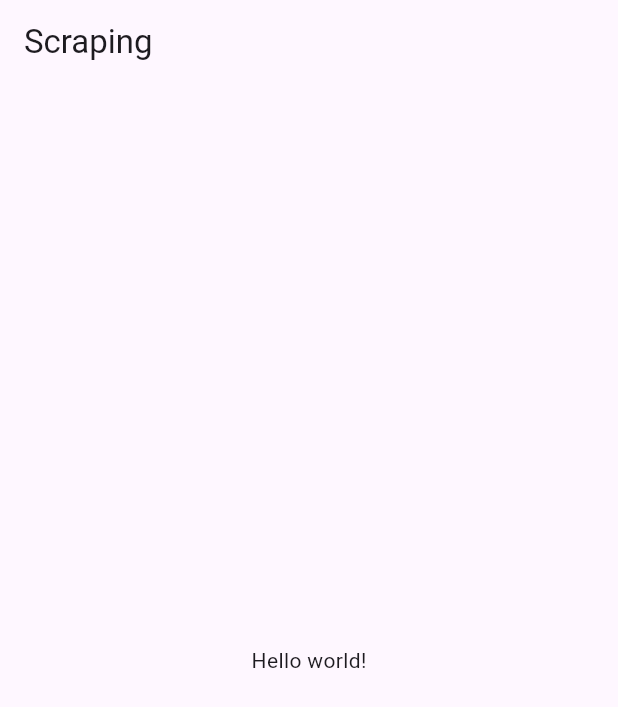
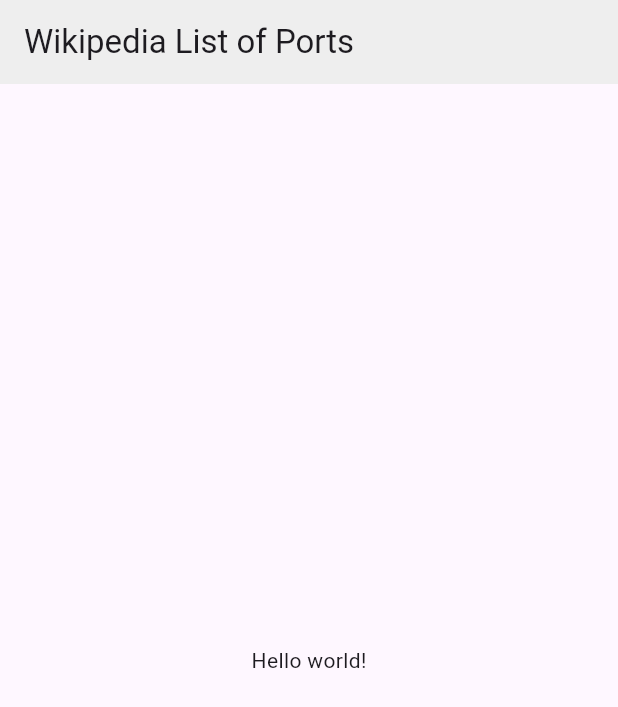
Before and after one commit to Franco904/scraping_app, a Flutter app: the screen it shows after launch, on a phone screen of 412 x 824 dp. Shown: the top 707 px of the screen. Run offline on Flutter 3.47's test engine with Material 3 defaults, Android fonts, the phone set to English and light mode, and no system bars; our stand-ins replace get.

```diff
--- /dev/null
+++ b/lib/di/di.dart
@@ -0,0 +1 @@
+export 'global_dependencies.dart';
--- /dev/null
+++ b/lib/di/global_dependencies.dart
@@ -0,0 +1,11 @@
+import 'package:get/get.dart';
+import 'package:http/http.dart';
+import 'package:scraping_app/infra/http_client_service.dart';
+
+class GlobalDependencies extends Bindings {
+  @override
+  void dependencies() {
+    // Infra services
+    Get.put(HttpClientService(client: Client()));
+  }
+}
--- /dev/null
+++ b/lib/infra/http_client_service.dart
@@ -0,0 +1,16 @@
+import 'package:http/http.dart';
+
+class HttpClientService {
+  final Client client;
+
+  HttpClientService({required this.client});
+
+  Future<String> request({
+    required String url,
+    required String method,
+  }) async {
+    final response = await client.get(Uri.parse(url));
+
+    return response.toString();
+  }
+}
--- a/lib/main.dart
+++ b/lib/main.dart
@@ -1,5 +1,8 @@
 import 'package:flutter/material.dart';
+import 'package:get/get.dart';
+import 'package:scraping_app/di/global_dependencies.dart';
 
+import 'routes/routes.dart';
 import 'wikipedia_ports/wikipedia_ports.dart';
 
 void main() {
@@ -11,10 +14,12 @@ class ScrapingApp extends StatelessWidget {
 
   @override
   Widget build(BuildContext context) {
-    return MaterialApp(
+    return GetMaterialApp(
       title: 'Scraping App',
       theme: ThemeData(primarySwatch: Colors.blue),
-      home: const WikipediaPortsPage(),
+      initialRoute: WikipediaPortsPage.route,
+      initialBinding: GlobalDependencies(),
+      getPages: getAppPages(),
       debugShowCheckedModeBanner: false,
     );
   }
--- /dev/null
+++ b/lib/routes/app_pages.dart
@@ -0,0 +1,10 @@
+import 'package:get/get.dart';
+import 'package:scraping_app/wikipedia_ports/wikipedia_ports.dart';
+
+List<GetPage> getAppPages() => [
+      GetPage(
+        name: WikipediaPortsPage.route,
+        page: () => const WikipediaPortsPage(),
+        binding: BindingsBuilder(() => Get.lazyPut(() => WikipediaPortsController(), fenix: true)),
+      )
+    ];
--- /dev/null
+++ b/lib/routes/routes.dart
@@ -0,0 +1 @@
+export 'app_pages.dart';
--- a/lib/wikipedia_ports/wikipedia_ports_controller.dart
+++ b/lib/wikipedia_ports/wikipedia_ports_controller.dart
@@ -1,6 +1,9 @@
 import 'package:get/get.dart';
+import 'package:scraping_app/infra/http_client_service.dart';
 
 class WikipediaPortsController extends GetxController {
+  final HttpClientService httpClientService = Get.find();
+
   final RxString _greetingText = RxString('Hello world!');
   String get greetingText => _greetingText.value;
 }
--- a/lib/wikipedia_ports/wikipedia_ports_page.dart
+++ b/lib/wikipedia_ports/wikipedia_ports_page.dart
@@ -4,12 +4,17 @@ import 'package:get/get.dart';
 import 'wikipedia_ports.dart';
 
 class WikipediaPortsPage extends GetView<WikipediaPortsController> {
+  static const String route = '/wikipedia_ports';
+
   const WikipediaPortsPage({super.key});
 
   @override
   Widget build(BuildContext context) {
     return Scaffold(
-      appBar: AppBar(title: const Text('Scraping')),
+      appBar: AppBar(
+        title: const Text('Wikipedia List of Ports'),
+        backgroundColor: Colors.grey[200],
+      ),
       body: Center(
         child: Text(controller.greetingText),
       ),
--- a/pubspec.yaml
+++ b/pubspec.yaml
@@ -16,6 +16,7 @@ dependencies:
   cupertino_icons: ^1.0.2
   get: ^4.6.6
   equatable: ^2.0.5
+  http: ^1.2.1
 
 dev_dependencies:
   flutter_test:
```
Also changed, not shown: pubspec.lock, 2 other files.
